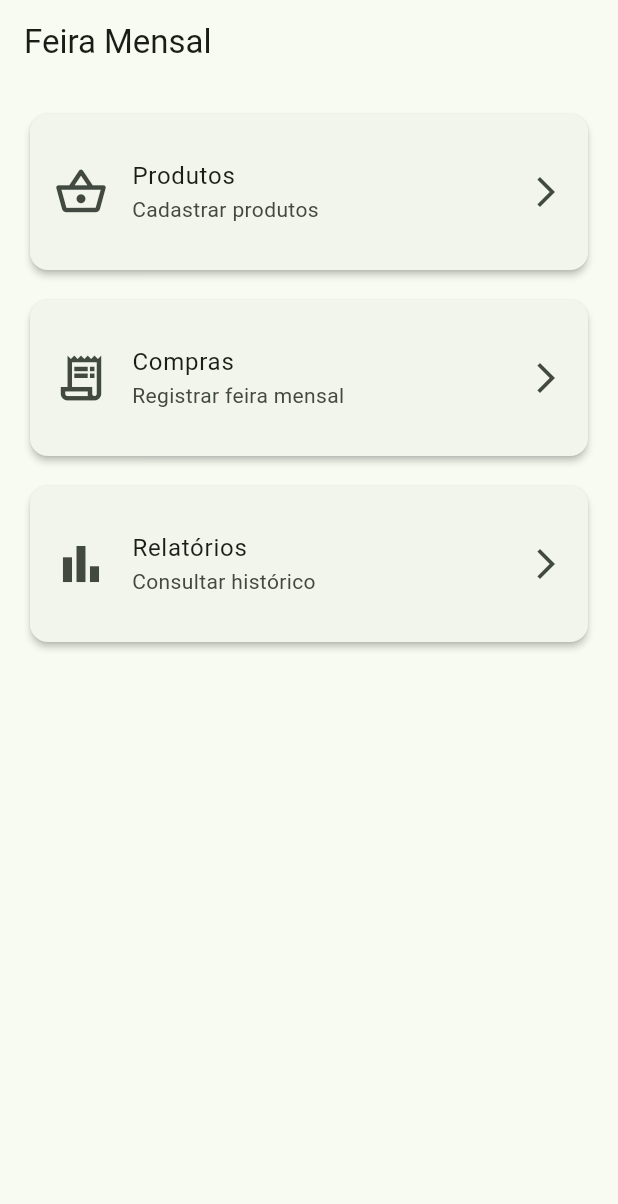
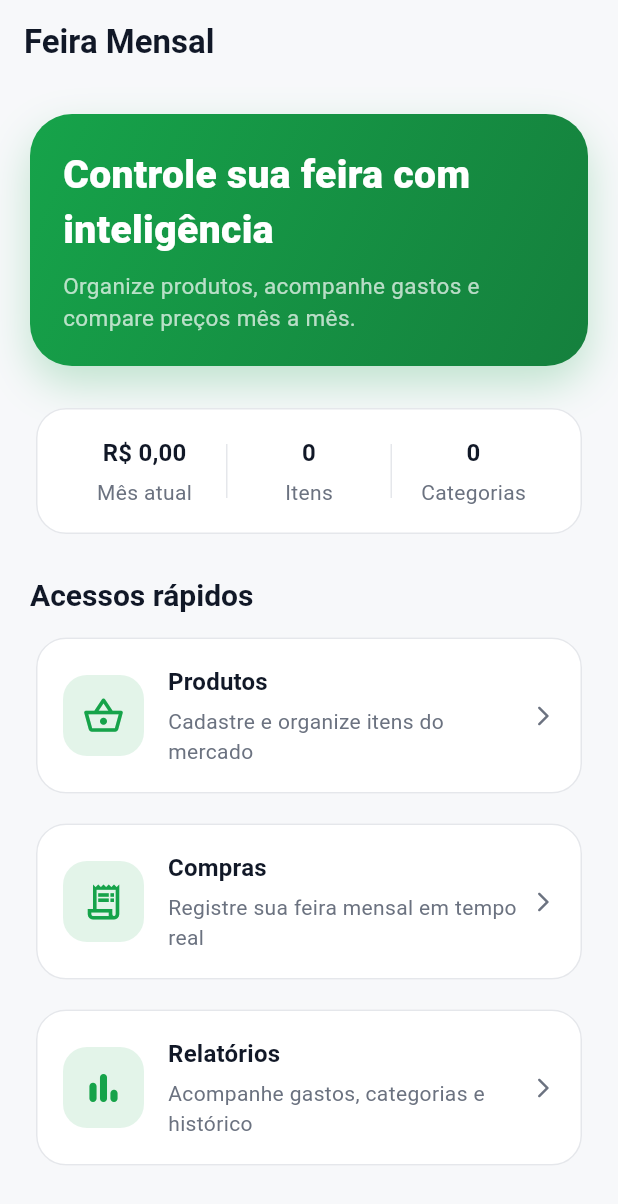
Before and after one commit to jhenriquedm/feira-mensal-app, a Flutter app: the screen it shows after launch, on a phone screen of 412 x 824 dp. Shown: the top 1204 px of the screen. Run offline on Flutter 3.47's test engine with Material 3 defaults, Android fonts, the phone set to English and light mode, and no system bars.

Commit message:
Adiciona enquadramento mobile responsivo

```diff
--- a/lib/app.dart
+++ b/lib/app.dart
@@ -1,6 +1,8 @@
 import 'package:flutter/material.dart';
 
+import 'core/theme/app_theme.dart';
 import 'views/home/home_view.dart';
+import 'widgets/app_mobile_frame.dart';
 
 class FeiraMensalApp extends StatelessWidget {
   const FeiraMensalApp({super.key});
@@ -10,11 +12,10 @@ class FeiraMensalApp extends StatelessWidget {
     return MaterialApp(
       debugShowCheckedModeBanner: false,
       title: 'Feira Mensal',
-      theme: ThemeData(
-        useMaterial3: true,
-        colorSchemeSeed: Colors.green,
+      theme: AppTheme.lightTheme,
+      home: const AppMobileFrame(
+        child: HomeView(),
       ),
-      home: const HomeView(),
     );
   }
 }
--- /dev/null
+++ b/lib/core/theme/app_colors.dart
@@ -0,0 +1,19 @@
+import 'package:flutter/material.dart';
+
+class AppColors {
+  static const Color primary = Color(0xFF16A34A);
+  static const Color primaryDark = Color(0xFF15803D);
+  static const Color secondary = Color(0xFFF59E0B);
+
+  static const Color background = Color(0xFFF7F8FA);
+  static const Color surface = Color(0xFFFFFFFF);
+
+  static const Color textPrimary = Color(0xFF111827);
+  static const Color textSecondary = Color(0xFF6B7280);
+
+  static const Color success = Color(0xFF22C55E);
+  static const Color warning = Color(0xFFF59E0B);
+  static const Color danger = Color(0xFFEF4444);
+
+  static const Color border = Color(0xFFE5E7EB);
+}
--- /dev/null
+++ b/lib/core/theme/app_theme.dart
@@ -0,0 +1,56 @@
+import 'package:flutter/material.dart';
+
+import 'app_colors.dart';
+
+class AppTheme {
+  static ThemeData lightTheme = ThemeData(
+    useMaterial3: true,
+    scaffoldBackgroundColor: AppColors.background,
+    colorScheme: ColorScheme.fromSeed(
+      seedColor: AppColors.primary,
+      primary: AppColors.primary,
+      secondary: AppColors.secondary,
+      surface: AppColors.surface,
+    ),
+    appBarTheme: const AppBarTheme(
+      backgroundColor: AppColors.background,
+      foregroundColor: AppColors.textPrimary,
+      elevation: 0,
+      centerTitle: false,
+      titleTextStyle: TextStyle(
+        color: AppColors.textPrimary,
+        fontSize: 22,
+        fontWeight: FontWeight.w700,
+      ),
+    ),
+    cardTheme: CardThemeData(
+      color: AppColors.surface,
+      elevation: 0,
+      shape: RoundedRectangleBorder(
+        borderRadius: BorderRadius.circular(20),
+        side: const BorderSide(color: AppColors.border),
+      ),
+    ),
+    textTheme: const TextTheme(
+      headlineLarge: TextStyle(
+        fontSize: 28,
+        fontWeight: FontWeight.w800,
+        color: AppColors.textPrimary,
+      ),
+      titleLarge: TextStyle(
+        fontSize: 20,
+        fontWeight: FontWeight.w700,
+        color: AppColors.textPrimary,
+      ),
+      titleMedium: TextStyle(
+        fontSize: 16,
+        fontWeight: FontWeight.w600,
+        color: AppColors.textPrimary,
+      ),
+      bodyMedium: TextStyle(
+        fontSize: 14,
+        color: AppColors.textSecondary,
+      ),
+    ),
+  );
+}
--- a/lib/views/home/home_view.dart
+++ b/lib/views/home/home_view.dart
@@ -1,4 +1,7 @@
 import 'package:flutter/material.dart';
+
+import '../../core/theme/app_colors.dart';
+import '../../widgets/app_feature_card.dart';
 
 class HomeView extends StatelessWidget {
   const HomeView({super.key});
@@ -9,29 +12,39 @@ class HomeView extends StatelessWidget {
       appBar: AppBar(
         title: const Text('Feira Mensal'),
       ),
-      body: Padding(
-        padding: const EdgeInsets.all(16),
+      body: SingleChildScrollView(
+        padding: const EdgeInsets.all(20),
         child: Column(
+          crossAxisAlignment: CrossAxisAlignment.start,
           children: [
-            _buildCard(
-              context,
-              title: 'Produtos',
-              subtitle: 'Cadastrar produtos',
-              icon: Icons.shopping_basket_outlined,
+            _buildHeader(context),
+            const SizedBox(height: 24),
+            _buildSummaryCard(context),
+            const SizedBox(height: 24),
+            Text(
+              'Acessos rápidos',
+              style: Theme.of(context).textTheme.titleLarge,
             ),
             const SizedBox(height: 12),
-            _buildCard(
-              context,
-              title: 'Compras',
-              subtitle: 'Registrar feira mensal',
-              icon: Icons.receipt_long_outlined,
+            AppFeatureCard(
+              title: 'Produtos',
+              subtitle: 'Cadastre e organize itens do mercado',
+              icon: Icons.shopping_basket_outlined,
+              onTap: () {},
             ),
             const SizedBox(height: 12),
-            _buildCard(
-              context,
+            AppFeatureCard(
+              title: 'Compras',
+              subtitle: 'Registre sua feira mensal em tempo real',
+              icon: Icons.receipt_long_outlined,
+              onTap: () {},
+            ),
+            const SizedBox(height: 12),
+            AppFeatureCard(
               title: 'Relatórios',
-              subtitle: 'Consultar histórico',
-              icon: Icons.bar_chart_outlined,
+              subtitle: 'Acompanhe gastos, categorias e histórico',
+              icon: Icons.bar_chart_rounded,
+              onTap: () {},
             ),
           ],
         ),
@@ -39,25 +52,109 @@ class HomeView extends StatelessWidget {
     );
   }
 
-  Widget _buildCard(
-    BuildContext context, {
-    required String title,
-    required String subtitle,
-    required IconData icon,
-  }) {
-    return Card(
-      elevation: 2,
-      child: ListTile(
-        contentPadding: const EdgeInsets.all(16),
-        leading: Icon(
-          icon,
-          size: 36,
+  Widget _buildHeader(BuildContext context) {
+    return Container(
+      width: double.infinity,
+      padding: const EdgeInsets.all(22),
+      decoration: BoxDecoration(
+        gradient: const LinearGradient(
+          colors: [
+            AppColors.primary,
+            AppColors.primaryDark,
+          ],
+          begin: Alignment.topLeft,
+          end: Alignment.bottomRight,
         ),
-        title: Text(title),
-        subtitle: Text(subtitle),
-        trailing: const Icon(Icons.arrow_forward_ios),
-        onTap: () {},
+        borderRadius: BorderRadius.circular(28),
+        boxShadow: [
+          BoxShadow(
+            color: AppColors.primary.withValues(alpha: 0.25),
+            blurRadius: 24,
+            offset: const Offset(0, 12),
+          ),
+        ],
+      ),
+      child: const Column(
+        crossAxisAlignment: CrossAxisAlignment.start,
+        children: [
+          Text(
+            'Controle sua feira com inteligência',
+            style: TextStyle(
+              color: Colors.white,
+              fontSize: 26,
+              fontWeight: FontWeight.w800,
+            ),
+          ),
+          SizedBox(height: 8),
+          Text(
+            'Organize produtos, acompanhe gastos e compare preços mês a mês.',
+            style: TextStyle(
+              color: Colors.white70,
+              fontSize: 15,
+              height: 1.4,
+            ),
+          ),
+        ],
       ),
     );
   }
+
+  Widget _buildSummaryCard(BuildContext context) {
+    return Card(
+      child: Padding(
+        padding: const EdgeInsets.all(18),
+        child: Row(
+          children: [
+            _summaryItem(
+              context,
+              title: 'Mês atual',
+              value: 'R\$ 0,00',
+            ),
+            _divider(),
+            _summaryItem(
+              context,
+              title: 'Itens',
+              value: '0',
+            ),
+            _divider(),
+            _summaryItem(
+              context,
+              title: 'Categorias',
+              value: '0',
+            ),
+          ],
+        ),
+      ),
+    );
+  }
+
+  Widget _summaryItem(
+    BuildContext context, {
+    required String title,
+    required String value,
+  }) {
+    return Expanded(
+      child: Column(
+        children: [
+          Text(
+            value,
+            style: Theme.of(context).textTheme.titleMedium,
+          ),
+          const SizedBox(height: 4),
+          Text(
+            title,
+            style: Theme.of(context).textTheme.bodyMedium,
+          ),
+        ],
+      ),
+    );
+  }
+
+  Widget _divider() {
+    return Container(
+      height: 36,
+      width: 1,
+      color: AppColors.border,
+    );
+  }
 }
--- /dev/null
+++ b/lib/widgets/app_feature_card.dart
@@ -0,0 +1,70 @@
+import 'package:flutter/material.dart';
+
+import '../core/theme/app_colors.dart';
+
+class AppFeatureCard extends StatelessWidget {
+  final String title;
+  final String subtitle;
+  final IconData icon;
+  final VoidCallback? onTap;
+
+  const AppFeatureCard({
+    super.key,
+    required this.title,
+    required this.subtitle,
+    required this.icon,
+    this.onTap,
+  });
+
+  @override
+  Widget build(BuildContext context) {
+    return Card(
+      child: InkWell(
+        borderRadius: BorderRadius.circular(20),
+        onTap: onTap,
+        child: Padding(
+          padding: const EdgeInsets.all(18),
+          child: Row(
+            children: [
+              Container(
+                width: 54,
+                height: 54,
+                decoration: BoxDecoration(
+                  color: AppColors.primary.withValues(alpha: 0.12),
+                  borderRadius: BorderRadius.circular(16),
+                ),
+                child: Icon(
+                  icon,
+                  color: AppColors.primary,
+                  size: 28,
+                ),
+              ),
+              const SizedBox(width: 16),
+              Expanded(
+                child: Column(
+                  crossAxisAlignment: CrossAxisAlignment.start,
+                  children: [
+                    Text(
+                      title,
+                      style: Theme.of(context).textTheme.titleMedium,
+                    ),
+                    const SizedBox(height: 4),
+                    Text(
+                      subtitle,
+                      style: Theme.of(context).textTheme.bodyMedium,
+                    ),
+                  ],
+                ),
+              ),
+              const Icon(
+                Icons.arrow_forward_ios_rounded,
+                size: 16,
+                color: AppColors.textSecondary,
+              ),
+            ],
+          ),
+        ),
+      ),
+    );
+  }
+}
--- /dev/null
+++ b/lib/widgets/app_mobile_frame.dart
@@ -0,0 +1,55 @@
+import 'package:flutter/material.dart';
+
+import '../core/theme/app_colors.dart';
+
+class AppMobileFrame extends StatelessWidget {
+  final Widget child;
+
+  const AppMobileFrame({
+    super.key,
+    required this.child,
+  });
+
+  @override
+  Widget build(BuildContext context) {
+    return LayoutBuilder(
+      builder: (context, constraints) {
+        final bool isLargeScreen = constraints.maxWidth > 600;
+
+        if (!isLargeScreen) {
+          return child;
+        }
+
+        return Container(
+          color: const Color(0xFFEFF3F6),
+          alignment: Alignment.center,
+          child: Container(
+            width: 420,
+            height: constraints.maxHeight * 0.94,
+            constraints: const BoxConstraints(
+              maxHeight: 900,
+              minHeight: 640,
+            ),
+            decoration: BoxDecoration(
+              color: AppColors.background,
+              borderRadius: BorderRadius.circular(36),
+              border: Border.all(
+                color: AppColors.border,
+                width: 1.4,
+              ),
+              boxShadow: [
+                BoxShadow(
+                  color: Colors.black.withValues(alpha: 0.15),
+                  blurRadius: 40,
+                  offset: const Offset(0, 20),
+                ),
+              ],
+            ),
+            clipBehavior: Clip.antiAlias,
+            child: child,
+          ),
+        );
+      },
+    );
+  }
+}
```
